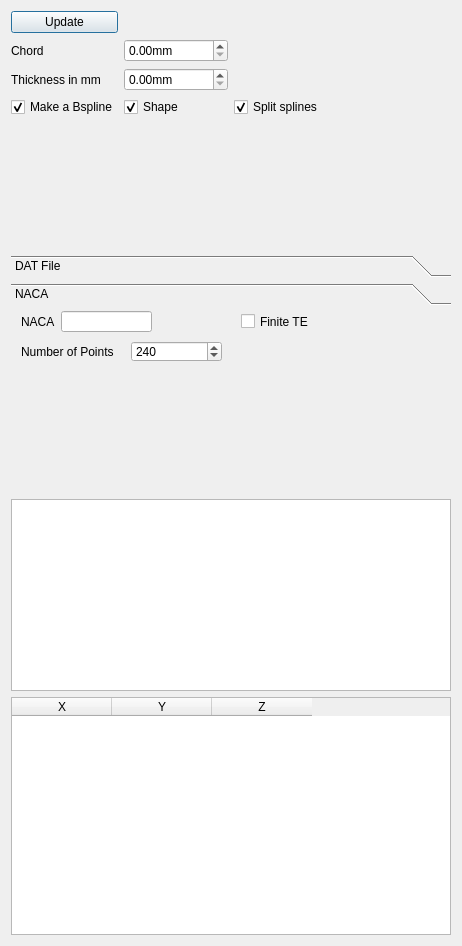
First picture: the form in resources/ribTaskPanel.ui, repository FredsFactory/FreeCAD_AirPlaneDesign, before the edit.
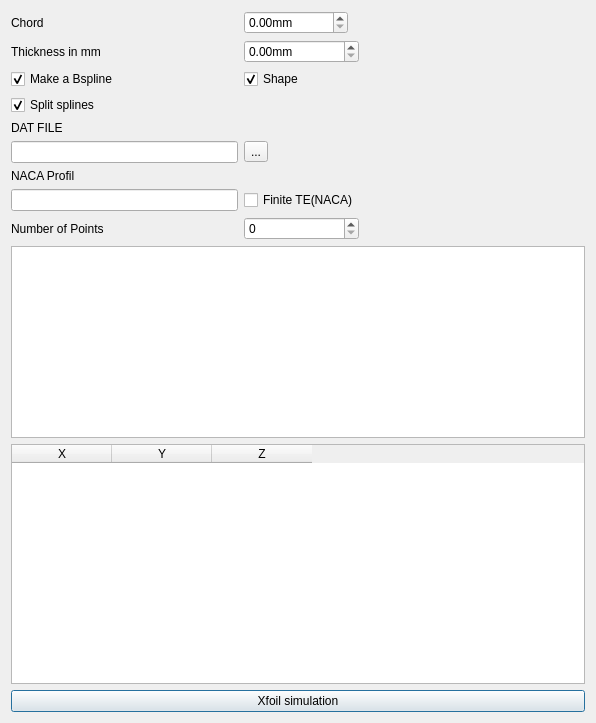
Second picture: the form after the edit. The open tabs and pages were chosen to show the change.

Diff of the .ui file:
```diff
--- a/resources/ribTaskPanel.ui
+++ b/resources/ribTaskPanel.ui
@@ -6,8 +6,8 @@
    <rect>
     <x>0</x>
     <y>0</y>
-    <width>462</width>
-    <height>946</height>
+    <width>596</width>
+    <height>723</height>
    </rect>
   </property>
   <property name="windowTitle">
@@ -15,290 +15,161 @@
   </property>
   <layout class="QVBoxLayout" name="verticalLayout_2">
    <item>
-    <layout class="QVBoxLayout" name="verticalLayout">
-     <item>
-      <layout class="QHBoxLayout" name="horizontalLayout_3">
-       <item>
-        <layout class="QGridLayout" name="gridLayout">
-         <item row="2" column="1">
-          <widget class="QDoubleSpinBox" name="thickness">
-           <property name="suffix">
-            <string>mm</string>
-           </property>
-           <property name="maximum">
-            <double>9999999.000000000000000</double>
-           </property>
-           <property name="value">
-            <double>0.000000000000000</double>
-           </property>
-          </widget>
-         </item>
-         <item row="2" column="0">
-          <widget class="QLabel" name="label_8">
-           <property name="text">
-            <string>Thickness in mm</string>
-           </property>
-          </widget>
-         </item>
-         <item row="1" column="1">
-          <widget class="QDoubleSpinBox" name="chord">
-           <property name="sizePolicy">
-            <sizepolicy hsizetype="Fixed" vsizetype="Fixed">
-             <horstretch>0</horstretch>
-             <verstretch>0</verstretch>
-            </sizepolicy>
-           </property>
-           <property name="suffix">
-            <string>mm</string>
-           </property>
-           <property name="maximum">
-            <double>9999999.000000000000000</double>
-           </property>
-          </widget>
-         </item>
-         <item row="1" column="0">
-          <widget class="QLabel" name="label">
-           <property name="sizePolicy">
-            <sizepolicy hsizetype="Fixed" vsizetype="Preferred">
-             <horstretch>0</horstretch>
-             <verstretch>0</verstretch>
-            </sizepolicy>
-           </property>
-           <property name="text">
-            <string>Chord</string>
-           </property>
-          </widget>
-         </item>
-         <item row="3" column="1">
-          <widget class="QCheckBox" name="kingOfLines_2">
-           <property name="text">
-            <string>Shape</string>
-           </property>
-           <property name="checked">
-            <bool>true</bool>
-           </property>
-          </widget>
-         </item>
-         <item row="3" column="0">
-          <widget class="QCheckBox" name="kingOfLines">
-           <property name="text">
-            <string>Make a Bspline</string>
-           </property>
-           <property name="checked">
-            <bool>true</bool>
-           </property>
-          </widget>
-         </item>
-         <item row="1" column="2">
-          <spacer name="horizontalSpacer">
-           <property name="orientation">
-            <enum>Qt::Horizontal</enum>
-           </property>
-           <property name="sizeHint" stdset="0">
-            <size>
-             <width>40</width>
-             <height>20</height>
-            </size>
-           </property>
-          </spacer>
-         </item>
-         <item row="0" column="0">
-          <widget class="QPushButton" name="pushButton_2">
-           <property name="text">
-            <string>Update</string>
-           </property>
-          </widget>
-         </item>
-         <item row="4" column="1">
-          <spacer name="verticalSpacer">
-           <property name="orientation">
-            <enum>Qt::Vertical</enum>
-           </property>
-           <property name="sizeHint" stdset="0">
-            <size>
-             <width>20</width>
-             <height>40</height>
-            </size>
-           </property>
-          </spacer>
-         </item>
-         <item row="3" column="2">
-          <widget class="QCheckBox" name="splitSpline">
-           <property name="toolTip">
-            <string>&lt;html&gt;&lt;head/&gt;&lt;body&gt;&lt;p&gt;If selected the spline will be splitted between the upper and lower side of the airfoil.&lt;/p&gt;&lt;/body&gt;&lt;/html&gt;</string>
-           </property>
-           <property name="text">
-            <string>Split splines</string>
-           </property>
-           <property name="checked">
-            <bool>true</bool>
-           </property>
-          </widget>
-         </item>
-        </layout>
-       </item>
-      </layout>
+    <layout class="QGridLayout" name="gridLayout">
+     <item row="1" column="0">
+      <widget class="QLabel" name="label_8">
+       <property name="text">
+        <string>Thickness in mm</string>
+       </property>
+      </widget>
      </item>
-    </layout>
-   </item>
-   <item>
-    <widget class="QToolBox" name="toolBox_2">
-     <property name="currentIndex">
-      <number>0</number>
-     </property>
-     <widget class="QWidget" name="page_3">
-      <property name="geometry">
-       <rect>
-        <x>0</x>
-        <y>0</y>
-        <width>438</width>
-        <height>144</height>
-       </rect>
-      </property>
-      <attribute name="label">
-       <string>DAT File</string>
-      </attribute>
+     <item row="2" column="0">
+      <widget class="QCheckBox" name="kingOfLines">
+       <property name="text">
+        <string>Make a Bspline</string>
+       </property>
+       <property name="checked">
+        <bool>true</bool>
+       </property>
+      </widget>
+     </item>
+     <item row="4" column="0">
+      <widget class="QLabel" name="label_5">
+       <property name="text">
+        <string>DAT FILE</string>
+       </property>
+      </widget>
+     </item>
+     <item row="0" column="0">
+      <widget class="QLabel" name="label">
+       <property name="sizePolicy">
+        <sizepolicy hsizetype="Fixed" vsizetype="Preferred">
+         <horstretch>0</horstretch>
+         <verstretch>0</verstretch>
+        </sizepolicy>
+       </property>
+       <property name="text">
+        <string>Chord</string>
+       </property>
+      </widget>
+     </item>
+     <item row="6" column="0">
+      <widget class="QLabel" name="label_3">
+       <property name="text">
+        <string>NACA Profil</string>
+       </property>
+      </widget>
+     </item>
+     <item row="2" column="1">
+      <widget class="QCheckBox" name="kingOfLines_2">
+       <property name="text">
+        <string>Shape</string>
+       </property>
+       <property name="checked">
+        <bool>true</bool>
+       </property>
+      </widget>
+     </item>
+     <item row="5" column="0">
       <widget class="QLineEdit" name="fileName">
-       <property name="geometry">
-        <rect>
-         <x>10</x>
-         <y>0</y>
-         <width>352</width>
-         <height>21</height>
-        </rect>
-       </property>
        <property name="dragEnabled">
         <bool>true</bool>
        </property>
       </widget>
+     </item>
+     <item row="7" column="1">
+      <widget class="QCheckBox" name="finite_TE">
+       <property name="text">
+        <string>Finite TE(NACA)</string>
+       </property>
+      </widget>
+     </item>
+     <item row="7" column="0">
+      <widget class="QLineEdit" name="NACANumber"/>
+     </item>
+     <item row="1" column="1">
+      <widget class="QDoubleSpinBox" name="thickness">
+       <property name="suffix">
+        <string>mm</string>
+       </property>
+       <property name="maximum">
+        <double>9999999.000000000000000</double>
+       </property>
+       <property name="value">
+        <double>0.000000000000000</double>
+       </property>
+      </widget>
+     </item>
+     <item row="5" column="1">
       <widget class="QToolButton" name="postProcessorSetOutputFile">
-       <property name="geometry">
-        <rect>
-         <x>370</x>
-         <y>0</y>
-         <width>26</width>
-         <height>22</height>
-        </rect>
-       </property>
        <property name="text">
         <string>...</string>
        </property>
       </widget>
-     </widget>
-     <widget class="QWidget" name="page_4">
-      <property name="geometry">
-       <rect>
-        <x>0</x>
-        <y>0</y>
-        <width>100</width>
-        <height>30</height>
-       </rect>
-      </property>
-      <attribute name="label">
-       <string>NACA</string>
-      </attribute>
-      <widget class="QLabel" name="label_5">
-       <property name="geometry">
-        <rect>
-         <x>10</x>
-         <y>0</y>
-         <width>105</width>
-         <height>21</height>
-        </rect>
-       </property>
-       <property name="text">
-        <string>NACA</string>
-       </property>
-      </widget>
-      <widget class="QLineEdit" name="NACANumber">
-       <property name="geometry">
-        <rect>
-         <x>50</x>
-         <y>0</y>
-         <width>91</width>
-         <height>21</height>
-        </rect>
-       </property>
-       <property name="text">
-        <string notr="true" extracomment="Naca Profil Number (4 or 5 Digits)"/>
-       </property>
-       <property name="maxLength">
-        <number>5</number>
-       </property>
-      </widget>
-      <widget class="QLabel" name="label_9">
-       <property name="geometry">
-        <rect>
-         <x>10</x>
-         <y>30</y>
-         <width>131</width>
-         <height>21</height>
-        </rect>
-       </property>
+     </item>
+     <item row="8" column="0">
+      <widget class="QLabel" name="label_4">
        <property name="text">
         <string>Number of Points</string>
        </property>
       </widget>
-      <widget class="QSpinBox" name="nacaNbrPoint">
-       <property name="geometry">
-        <rect>
-         <x>120</x>
-         <y>30</y>
-         <width>91</width>
-         <height>21</height>
-        </rect>
-       </property>
-       <property name="maximum">
-        <number>500</number>
-       </property>
-       <property name="value">
-        <number>240</number>
-       </property>
-      </widget>
-      <widget class="QCheckBox" name="finite_TE">
-       <property name="geometry">
-        <rect>
-         <x>230</x>
-         <y>0</y>
-         <width>81</width>
-         <height>21</height>
-        </rect>
-       </property>
+     </item>
+     <item row="3" column="0">
+      <widget class="QCheckBox" name="splitSpline">
        <property name="toolTip">
         <string>&lt;html&gt;&lt;head/&gt;&lt;body&gt;&lt;p&gt;If selected the NACA rib will be created with a finite gap at the trailing Edge&lt;/p&gt;&lt;/body&gt;&lt;/html&gt;</string>
        </property>
        <property name="text">
-        <string>Finite TE</string>
+        <string>Split splines</string>
        </property>
        <property name="checked">
-        <bool>false</bool>
+        <bool>true</bool>
        </property>
       </widget>
-     </widget>
-    </widget>
-   </item>
-   <item>
-    <layout class="QVBoxLayout" name="verticalLayout_4"/>
-   </item>
-   <item>
-    <layout class="QHBoxLayout" name="horizontalLayout_4">
-     <item>
-      <widget class="QGraphicsView" name="ribView">
+     </item>
+     <item row="0" column="1">
+      <widget class="QDoubleSpinBox" name="chord">
        <property name="sizePolicy">
-        <sizepolicy hsizetype="Expanding" vsizetype="Fixed">
+        <sizepolicy hsizetype="Fixed" vsizetype="Fixed">
          <horstretch>0</horstretch>
          <verstretch>0</verstretch>
         </sizepolicy>
        </property>
+       <property name="suffix">
+        <string>mm</string>
+       </property>
+       <property name="maximum">
+        <double>9999999.000000000000000</double>
+       </property>
       </widget>
      </item>
+     <item row="8" column="1">
+      <widget class="QSpinBox" name="nacaNbrPoint"/>
+     </item>
+     <item row="0" column="2">
+      <spacer name="horizontalSpacer">
+       <property name="orientation">
+        <enum>Qt::Horizontal</enum>
+       </property>
+       <property name="sizeHint" stdset="0">
+        <size>
+         <width>40</width>
+         <height>20</height>
+        </size>
+       </property>
+      </spacer>
+     </item>
     </layout>
    </item>
    <item>
-    <layout class="QHBoxLayout" name="horizontalLayout_6"/>
-   </item>
-   <item>
-    <layout class="QHBoxLayout" name="horizontalLayout_5"/>
+    <widget class="QGraphicsView" name="ribView">
+     <property name="sizePolicy">
+      <sizepolicy hsizetype="Expanding" vsizetype="Fixed">
+       <horstretch>0</horstretch>
+       <verstretch>0</verstretch>
+      </sizepolicy>
+     </property>
+    </widget>
    </item>
    <item>
     <layout class="QVBoxLayout" name="verticalLayout_3"/>
@@ -323,7 +194,14 @@
     </widget>
    </item>
    <item>
-    <layout class="QHBoxLayout" name="horizontalLayout"/>
+    <widget class="QPushButton" name="xfoilSimulation">
+     <property name="text">
+      <string>Xfoil simulation</string>
+     </property>
+    </widget>
+   </item>
+   <item>
+    <layout class="QGridLayout" name="gridLayout_2"/>
    </item>
   </layout>
  </widget>
```
Left out of the diff: 2 changed lines with no effect on the pictures.
